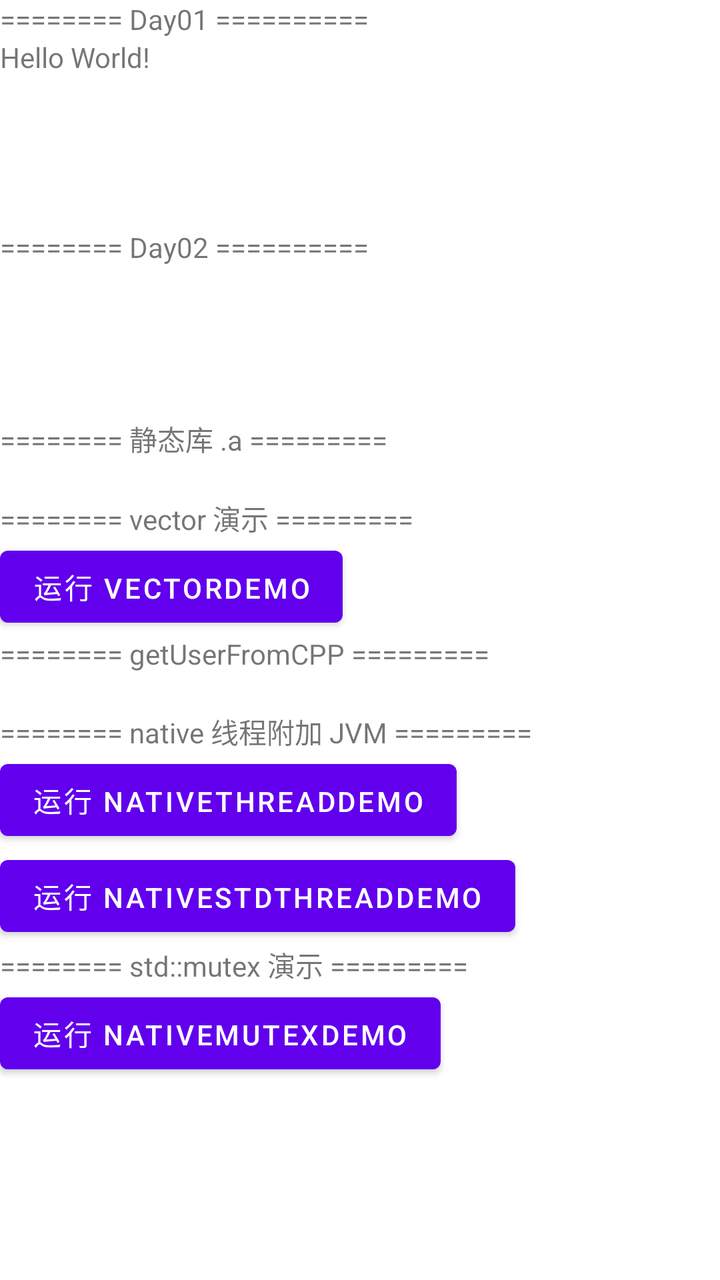
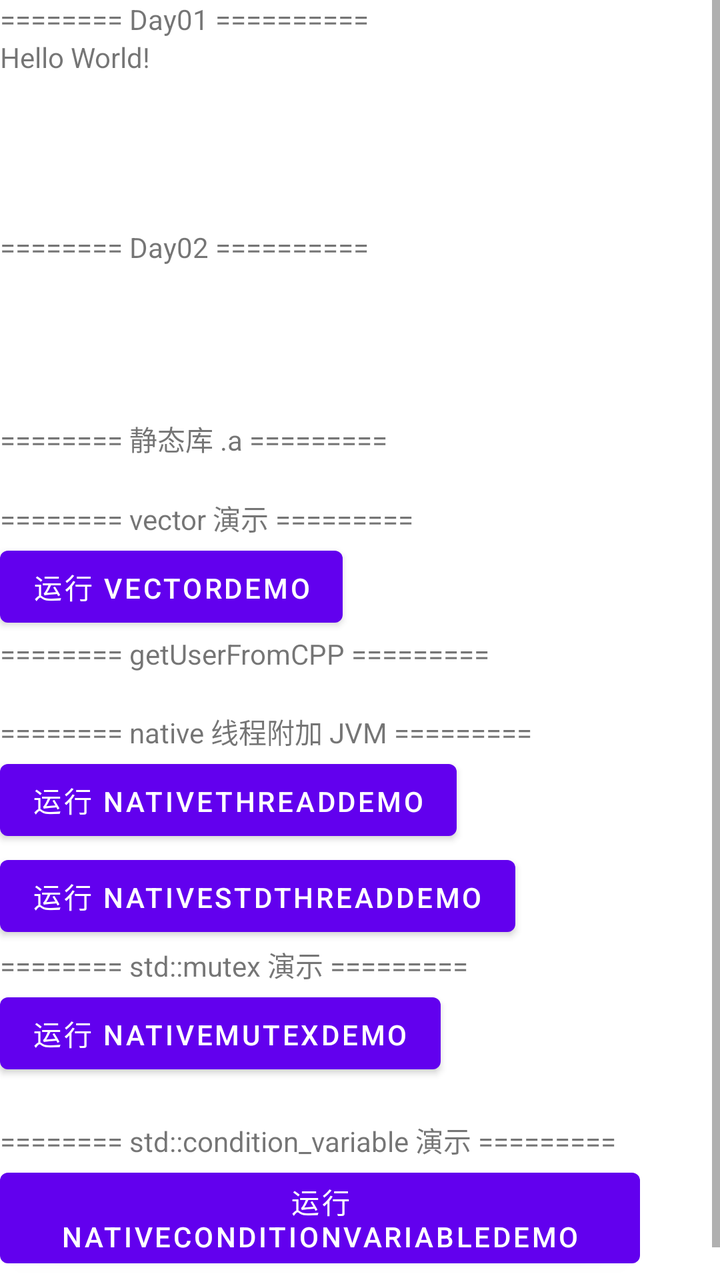

The first picture is an Android layout as it rendered before a commit; the second is the same layout after the commit. The layout source and the unified diff follow.
<!-- AndroidManifest.xml: application theme Theme.AndroidNDK -->
<!-- res/layout/activity_main.xml -->
<?xml version="1.0" encoding="utf-8"?>
<ScrollView xmlns:android="http://schemas.android.com/apk/res/android"
    xmlns:app="http://schemas.android.com/apk/res-auto"
    xmlns:tools="http://schemas.android.com/tools"
    android:layout_width="match_parent"
    android:layout_height="match_parent"
    android:fitsSystemWindows="true"
    android:orientation="vertical"
    tools:context=".MainActivity">

    <LinearLayout
        android:id="@+id/ll"
        android:layout_width="match_parent"
        android:layout_height="match_parent"
        android:orientation="vertical">

        <TextView
            android:layout_width="wrap_content"
            android:layout_height="wrap_content"
            android:text="======== Day01 ==========" />

        <TextView
            android:id="@+id/sample_text"
            android:layout_width="wrap_content"
            android:layout_height="wrap_content"
            android:text="Hello World!" />

        <TextView
            android:id="@+id/add_result_text"
            android:layout_width="wrap_content"
            android:layout_height="wrap_content"
            android:text="" />

        <TextView
            android:id="@+id/multiply_result_text"
            android:layout_width="wrap_content"
            android:layout_height="wrap_content"
            android:text="" />

        <TextView
            android:id="@+id/say_hello_text"
            android:layout_width="wrap_content"
            android:layout_height="wrap_content"
            android:text="" />

        <TextView
            android:id="@+id/is_positive_text"
            android:layout_width="wrap_content"
            android:layout_height="wrap_content"
            android:text="" />

        <TextView
            android:layout_width="wrap_content"
            android:layout_height="wrap_content"
            android:text="======== Day02 ==========" />


        <TextView
            android:id="@+id/sum_array_text"
            android:layout_width="wrap_content"
            android:layout_height="wrap_content"
            android:text="" />

        <TextView
            android:id="@+id/create_array_text"
            android:layout_width="wrap_content"
            android:layout_height="wrap_content"
            android:text="" />

        <TextView
            android:id="@+id/multiply_array_text"
            android:layout_width="wrap_content"
            android:layout_height="wrap_content"
            android:text="" />

        <TextView
            android:id="@+id/user_info_text"
            android:layout_width="wrap_content"
            android:layout_height="wrap_content"
            android:text="" />

        <TextView
            android:layout_width="wrap_content"
            android:layout_height="wrap_content"
            android:text="======== 静态库 .a =========" />

        <TextView
            android:id="@+id/static_lib_text"
            android:layout_width="wrap_content"
            android:layout_height="wrap_content"
            android:text="" />

        <TextView
            android:layout_width="wrap_content"
            android:layout_height="wrap_content"
            android:text="======== vector 演示 =========" />

        <Button
            android:id="@+id/vector_demo_btn"
            android:layout_width="wrap_content"
            android:layout_height="wrap_content"
            android:text="运行 vectorDemo" />

        <TextView
            android:layout_width="wrap_content"
            android:layout_height="wrap_content"
            android:text="======== getUserFromCPP =========" />

        <TextView
            android:id="@+id/user_from_cpp_text"
            android:layout_width="wrap_content"
            android:layout_height="wrap_content"
            android:text="" />

        <TextView
            android:layout_width="wrap_content"
            android:layout_height="wrap_content"
            android:text="======== native 线程附加 JVM =========" />

        <Button
            android:id="@+id/native_thread_btn"
            android:layout_width="wrap_content"
            android:layout_height="wrap_content"
            android:text="运行 nativeThreadDemo" />

        <Button
            android:id="@+id/std_thread_btn"
            android:layout_width="wrap_content"
            android:layout_height="wrap_content"
            android:text="运行 nativeStdThreadDemo" />

        <TextView
            android:layout_width="wrap_content"
            android:layout_height="wrap_content"
            android:text="======== std::mutex 演示 =========" />

        <Button
            android:id="@+id/mutex_demo_btn"
            android:layout_width="wrap_content"
            android:layout_height="wrap_content"
            android:text="运行 nativeMutexDemo" />

        <TextView
            android:id="@+id/mutex_demo_text"
            android:layout_width="wrap_content"
            android:layout_height="wrap_content"
            android:text="" />
    </LinearLayout>


</ScrollView>
<!-- resources referenced by this layout -->
<resources>
  <style name="Theme.AndroidNDK" parent="Theme.MaterialComponents.DayNight.DarkActionBar">
          
          <item name="colorPrimary">@color/purple_500</item>
          <item name="colorPrimaryVariant">@color/purple_700</item>
          <item name="colorOnPrimary">@color/white</item>
          
          <item name="colorSecondary">@color/teal_200</item>
          <item name="colorSecondaryVariant">@color/teal_700</item>
          <item name="colorOnSecondary">@color/black</item>
          
          <item name="android:statusBarColor">?attr/colorPrimaryVariant</item>
          
      </style>
  <color name="purple_500">#FF6200EE</color>
  <color name="purple_700">#FF3700B3</color>
  <color name="white">#FFFFFFFF</color>
  <color name="teal_200">#FF03DAC5</color>
  <color name="teal_700">#FF018786</color>
  <color name="black">#FF000000</color>
</resources>

<!-- the commit's change to res/layout/activity_main.xml (unified diff, before → after) -->
@@ -5,7 +5,6 @@
     android:layout_width="match_parent"
     android:layout_height="match_parent"
     android:fitsSystemWindows="true"
-    android:orientation="vertical"
     tools:context=".MainActivity">
 
     <LinearLayout
@@ -145,6 +144,23 @@
             android:layout_width="wrap_content"
             android:layout_height="wrap_content"
             android:text="" />
+
+        <TextView
+            android:layout_width="wrap_content"
+            android:layout_height="wrap_content"
+            android:text="======== std::condition_variable 演示 =========" />
+
+        <Button
+            android:id="@+id/cv_demo_btn"
+            android:layout_width="wrap_content"
+            android:layout_height="wrap_content"
+            android:text="运行 nativeConditionVariableDemo" />
+
+        <TextView
+            android:id="@+id/cv_demo_text"
+            android:layout_width="wrap_content"
+            android:layout_height="wrap_content"
+            android:text="" />
     </LinearLayout>
 
 
